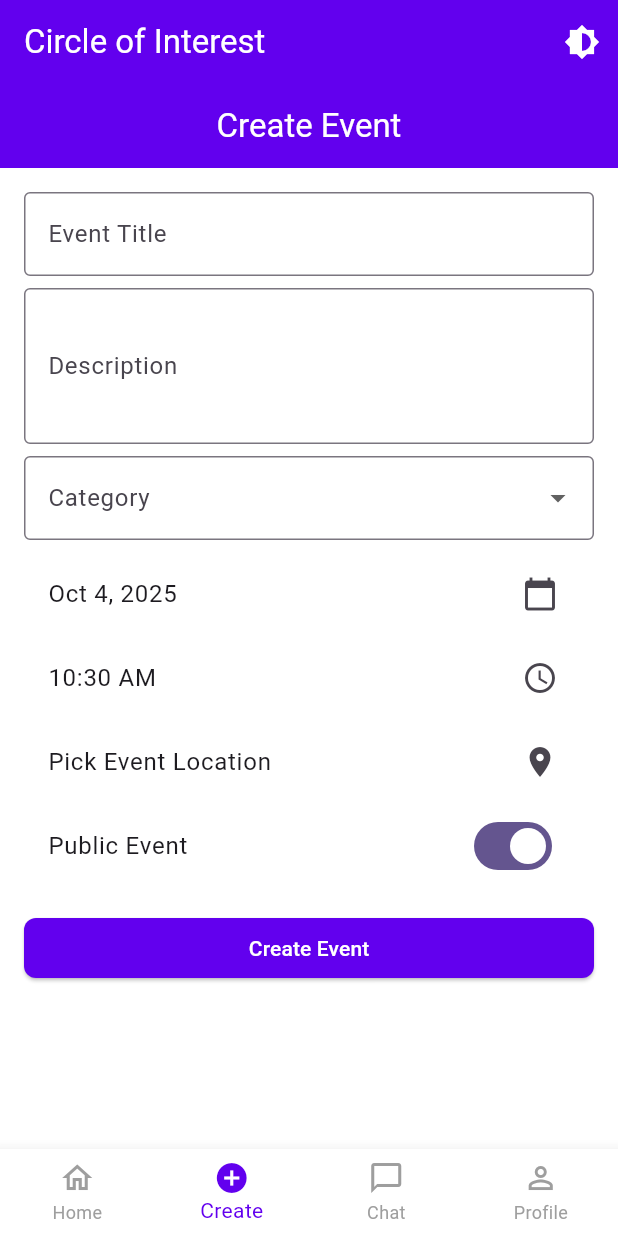
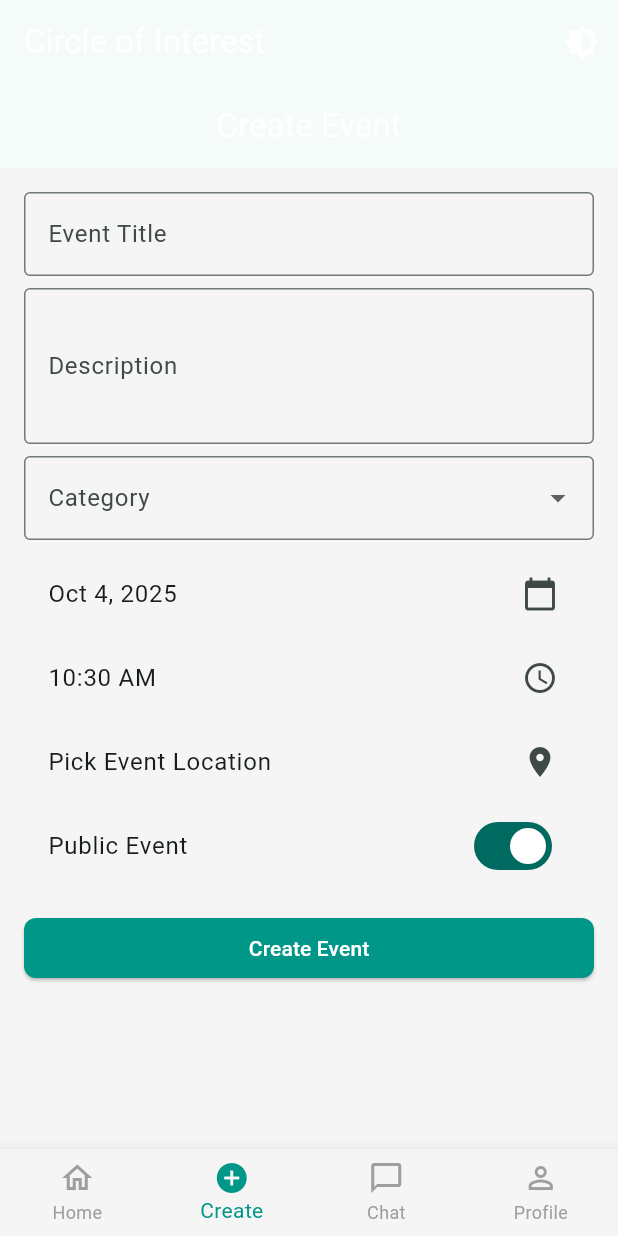
Before and after one commit to sandy4242/CircleOfInterest, a Flutter app: the screen it shows after launch, item 2 of the bottom bar chosen, on a phone screen of 412 x 824 dp. Run offline on Flutter 3.47's test engine with Material 3 defaults, Android fonts, the phone set to English and light mode, and no system bars; our stand-ins replace go_router, shared_preferences; statements that could not run were skipped.

Commit message:
Using default message

```diff
--- a/lib/core/theme/app_colors.dart
+++ b/lib/core/theme/app_colors.dart
@@ -1,15 +1,17 @@
 import 'package:flutter/material.dart';
 
 class AppColors {
-  // Light theme
-  static const Color primary = Color(0xFF6200EE);
-  static const Color background = Colors.white;
-  static const Color bottomNavLight = Colors.white;
-  static const Color headerLight = Color(0xFF6200EE);
+  //light-theme colors
+  static const Color primary = Colors.teal;
+  static const Color accent = Colors.tealAccent;
+  static const Color background = Color(0xFFF5F5F5);
+  static const Color textPrimary = Colors.black87;
+  static const Color textSecondary = Colors.black54;
 
-  // Dark theme
-  static const Color primaryDark = Color(0xFFBB86FC);
+  // Dark theme colors
+  static const Color primaryDark = Colors.teal;
+  static const Color accentDark = Colors.tealAccent;
   static const Color backgroundDark = Color(0xFF121212);
-  static const Color bottomNavDark = Color(0xFF1F1F1F);
-  static const Color headerDark = Color(0xFFBB86FC);
+  static const Color textPrimaryDark = Colors.white70;
+  static const Color textSecondaryDark = Colors.white54;
 }
--- a/lib/core/theme/app_theme.dart
+++ b/lib/core/theme/app_theme.dart
@@ -35,20 +35,15 @@
   static ThemeData get dark {
     return ThemeData(
       primaryColor: AppColors.primaryDark,
-      scaffoldBackgroundColor: AppColors.backgroundDark,
       colorScheme: ColorScheme.fromSeed(
         seedColor: AppColors.primaryDark,
         brightness: Brightness.dark,
       ),
+      scaffoldBackgroundColor: AppColors.backgroundDark,
       appBarTheme: const AppBarTheme(
-        backgroundColor: AppColors.headerDark,
+        backgroundColor: AppColors.primaryDark,
         foregroundColor: Colors.white,
         elevation: 0,
-      ),
-      bottomNavigationBarTheme: const BottomNavigationBarThemeData(
-        backgroundColor: AppColors.bottomNavDark,
-        selectedItemColor: AppColors.primaryDark,
-        unselectedItemColor: Colors.grey,
       ),
       elevatedButtonTheme: ElevatedButtonThemeData(
         style: ElevatedButton.styleFrom(
--- a/lib/main.dart
+++ b/lib/main.dart
@@ -15,28 +15,12 @@
 }
 
 class _CircleOfInterestState extends State<CircleOfInterest> {
-  ThemeMode _themeMode = ThemeMode.system;
+  ThemeMode _themeMode = ThemeMode.system; // Default to system theme
 
-  @override
-  void initState() {
-    super.initState();
-    _loadTheme();
-  }
-
-  void _loadTheme() async {
-    final prefs = await SharedPreferences.getInstance();
-    final isDark = prefs.getBool('isDark') ?? false;
-    setState(() {
-      _themeMode = isDark ? ThemeMode.dark : ThemeMode.light;
-    });
-  }
-
-  void toggleTheme() async {
-    final prefs = await SharedPreferences.getInstance();
+  void toggleTheme() {
     setState(() {
       _themeMode =
           _themeMode == ThemeMode.light ? ThemeMode.dark : ThemeMode.light;
-      prefs.setBool('isDark', _themeMode == ThemeMode.dark);
     });
   }
 
@@ -46,10 +30,10 @@
       title: 'CircleOfInterest',
       debugShowCheckedModeBanner: false,
       theme: AppTheme.light,
-      darkTheme: AppTheme.dark,
+      darkTheme: AppTheme.dark, // Make sure you define dark theme in app_theme.dart
       themeMode: _themeMode,
       home: MainScreen(
-        onToggleTheme: toggleTheme, // Pass toggle to main screen
+        onToggleTheme: toggleTheme, // Pass toggle function to MainScreen
       ),
     );
   }
```
